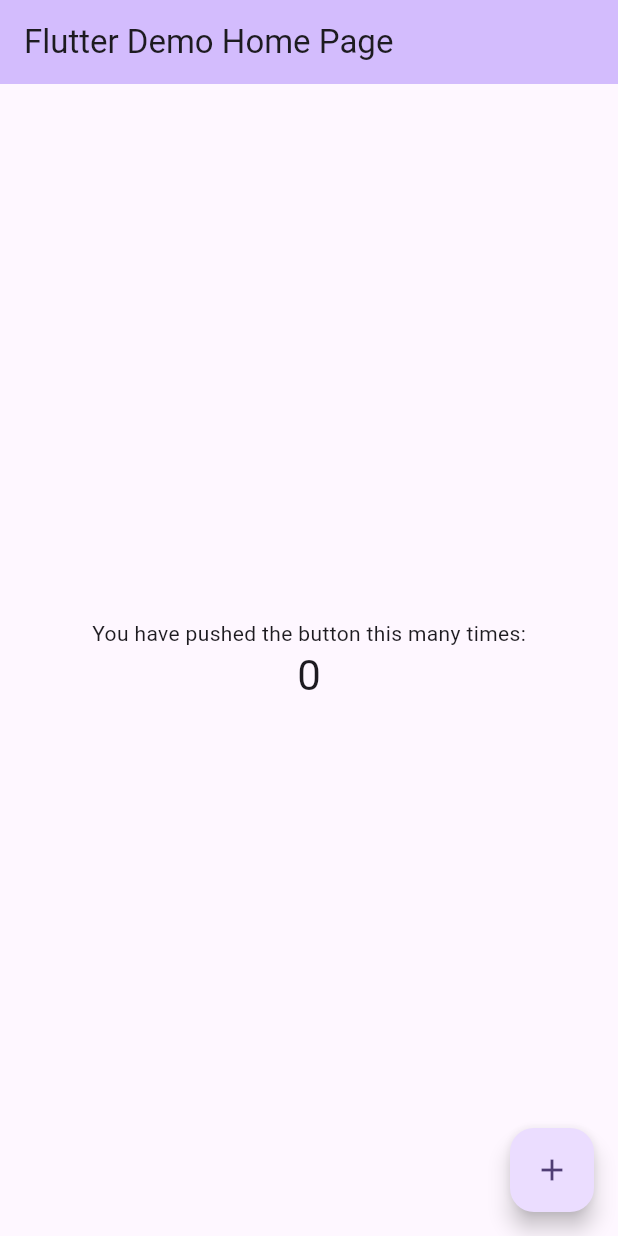
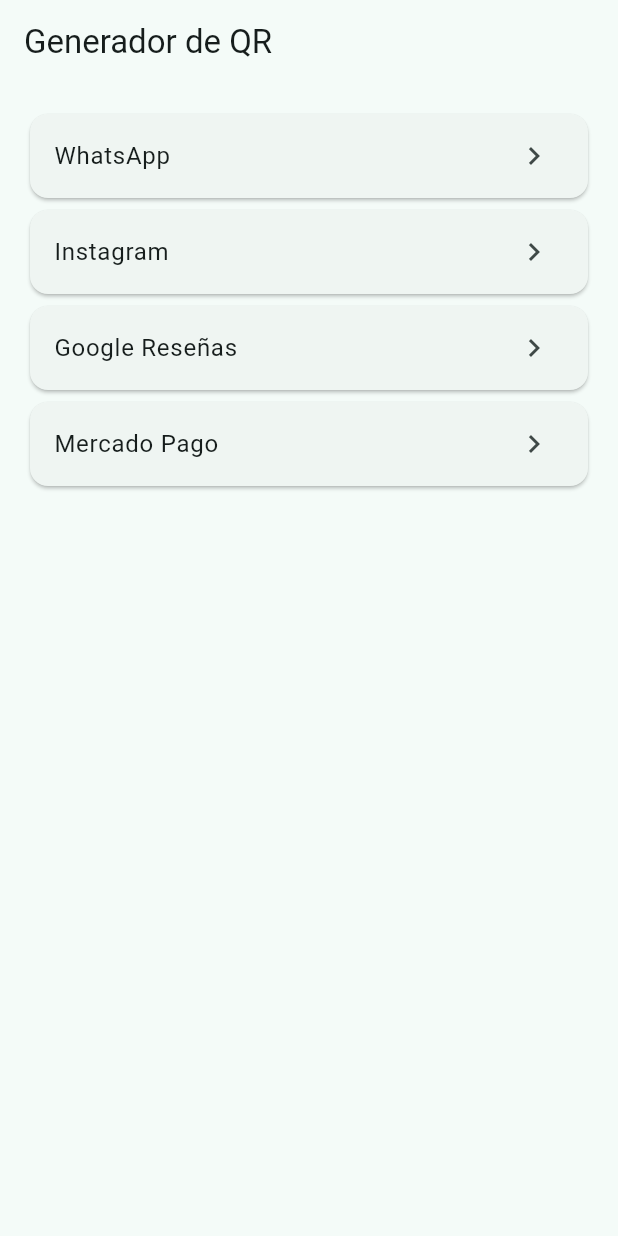
Before and after one commit to maxiar-org/qr-generator, a Flutter app: the screen it shows after launch, on a phone screen of 412 x 824 dp. Run offline on Flutter 3.47's test engine with Material 3 defaults, Android fonts, the phone set to English and light mode, and no system bars.

Commit message:
Agrega la pantalla inicial y navegación a Próximamente

```diff
--- a/lib/main.dart
+++ b/lib/main.dart
@@ -1,122 +1,5 @@
 import 'package:flutter/material.dart';
 
-void main() {
-  runApp(const MyApp());
-}
+import 'src/ui/app.dart';
 
-class MyApp extends StatelessWidget {
-  const MyApp({super.key});
-
-  // This widget is the root of your application.
-  @override
-  Widget build(BuildContext context) {
-    return MaterialApp(
-      title: 'Flutter Demo',
-      theme: ThemeData(
-        // This is the theme of your application.
-        //
-        // TRY THIS: Try running your application with "flutter run". You'll see
-        // the application has a purple toolbar. Then, without quitting the app,
-        // try changing the seedColor in the colorScheme below to Colors.green
-        // and then invoke "hot reload" (save your changes or press the "hot
-        // reload" button in a Flutter-supported IDE, or press "r" if you used
-        // the command line to start the app).
-        //
-        // Notice that the counter didn't reset back to zero; the application
-        // state is not lost during the reload. To reset the state, use hot
-        // restart instead.
-        //
-        // This works for code too, not just values: Most code changes can be
-        // tested with just a hot reload.
-        colorScheme: .fromSeed(seedColor: Colors.deepPurple),
-      ),
-      home: const MyHomePage(title: 'Flutter Demo Home Page'),
-    );
-  }
-}
-
-class MyHomePage extends StatefulWidget {
-  const MyHomePage({super.key, required this.title});
-
-  // This widget is the home page of your application. It is stateful, meaning
-  // that it has a State object (defined below) that contains fields that affect
-  // how it looks.
-
-  // This class is the configuration for the state. It holds the values (in this
-  // case the title) provided by the parent (in this case the App widget) and
-  // used by the build method of the State. Fields in a Widget subclass are
-  // always marked "final".
-
-  final String title;
-
-  @override
-  State<MyHomePage> createState() => _MyHomePageState();
-}
-
-class _MyHomePageState extends State<MyHomePage> {
-  int _counter = 0;
-
-  void _incrementCounter() {
-    setState(() {
-      // This call to setState tells the Flutter framework that something has
-      // changed in this State, which causes it to rerun the build method below
-      // so that the display can reflect the updated values. If we changed
-      // _counter without calling setState(), then the build method would not be
-      // called again, and so nothing would appear to happen.
-      _counter++;
-    });
-  }
-
-  @override
-  Widget build(BuildContext context) {
-    // This method is rerun every time setState is called, for instance as done
-    // by the _incrementCounter method above.
-    //
-    // The Flutter framework has been optimized to make rerunning build methods
-    // fast, so that you can just rebuild anything that needs updating rather
-    // than having to individually change instances of widgets.
-    return Scaffold(
-      appBar: AppBar(
-        // TRY THIS: Try changing the color here to a specific color (to
-        // Colors.amber, perhaps?) and trigger a hot reload to see the AppBar
-        // change color while the other colors stay the same.
-        backgroundColor: Theme.of(context).colorScheme.inversePrimary,
-        // Here we take the value from the MyHomePage object that was created by
-        // the App.build method, and use it to set our appbar title.
-        title: Text(widget.title),
-      ),
-      body: Center(
-        // Center is a layout widget. It takes a single child and positions it
-        // in the middle of the parent.
-        child: Column(
-          // Column is also a layout widget. It takes a list of children and
-          // arranges them vertically. By default, it sizes itself to fit its
-          // children horizontally, and tries to be as tall as its parent.
-          //
-          // Column has various properties to control how it sizes itself and
-          // how it positions its children. Here we use mainAxisAlignment to
-          // center the children vertically; the main axis here is the vertical
-          // axis because Columns are vertical (the cross axis would be
-          // horizontal).
-          //
-          // TRY THIS: Invoke "debug painting" (choose the "Toggle Debug Paint"
-          // action in the IDE, or press "p" in the console), to see the
-          // wireframe for each widget.
-          mainAxisAlignment: .center,
-          children: [
-            const Text('You have pushed the button this many times:'),
-            Text(
-              '$_counter',
-              style: Theme.of(context).textTheme.headlineMedium,
-            ),
-          ],
-        ),
-      ),
-      floatingActionButton: FloatingActionButton(
-        onPressed: _incrementCounter,
-        tooltip: 'Increment',
-        child: const Icon(Icons.add),
-      ),
-    );
-  }
-}
+void main() => runApp(const QrGeneratorApp());
--- /dev/null
+++ b/lib/src/ui/app.dart
@@ -0,0 +1,19 @@
+import 'package:flutter/material.dart';
+
+import 'home_screen.dart';
+
+class QrGeneratorApp extends StatelessWidget {
+  const QrGeneratorApp({super.key});
+
+  @override
+  Widget build(BuildContext context) {
+    return MaterialApp(
+      title: 'Generador de QR',
+      debugShowCheckedModeBanner: false,
+      theme: ThemeData(
+        colorScheme: ColorScheme.fromSeed(seedColor: Colors.teal),
+      ),
+      home: const HomeScreen(),
+    );
+  }
+}
--- /dev/null
+++ b/lib/src/ui/coming_soon_screen.dart
@@ -0,0 +1,15 @@
+import 'package:flutter/material.dart';
+
+class ComingSoonScreen extends StatelessWidget {
+  const ComingSoonScreen({super.key, required this.title});
+
+  final String title;
+
+  @override
+  Widget build(BuildContext context) {
+    return Scaffold(
+      appBar: AppBar(title: Text(title)),
+      body: const SafeArea(child: Center(child: Text('Próximamente'))),
+    );
+  }
+}
--- /dev/null
+++ b/lib/src/ui/home_screen.dart
@@ -0,0 +1,43 @@
+import 'package:flutter/material.dart';
+
+import 'coming_soon_screen.dart';
+
+class HomeScreen extends StatelessWidget {
+  const HomeScreen({super.key});
+
+  @override
+  Widget build(BuildContext context) {
+    return Scaffold(
+      appBar: AppBar(title: const Text('Generador de QR')),
+      body: SafeArea(
+        child: Center(
+          child: ConstrainedBox(
+            constraints: const BoxConstraints(maxWidth: 600),
+            child: ListView(
+              padding: const EdgeInsets.all(16),
+              children: [
+                for (final option in const [
+                  'WhatsApp',
+                  'Instagram',
+                  'Google Reseñas',
+                  'Mercado Pago',
+                ])
+                  Card(
+                    child: ListTile(
+                      title: Text(option),
+                      trailing: const Icon(Icons.chevron_right),
+                      onTap: () => Navigator.of(context).push(
+                        MaterialPageRoute<void>(
+                          builder: (_) => ComingSoonScreen(title: option),
+                        ),
+                      ),
+                    ),
+                  ),
+              ],
+            ),
+          ),
+        ),
+      ),
+    );
+  }
+}
```
Also changed, not shown: pubspec.yaml (+2 -72 lines), pubspec.lock, 5 other files.
